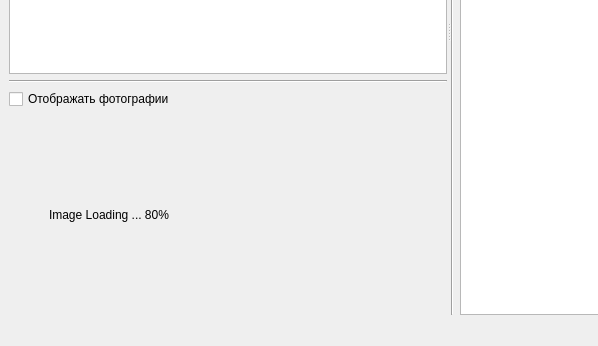
First picture: the form in mainwindow.ui, repository VladimirChotiy/XeomaDetectors, before the edit; both pictures show x 0 to 598 and y 310 to 656 of the 914 by 656 pixel window.
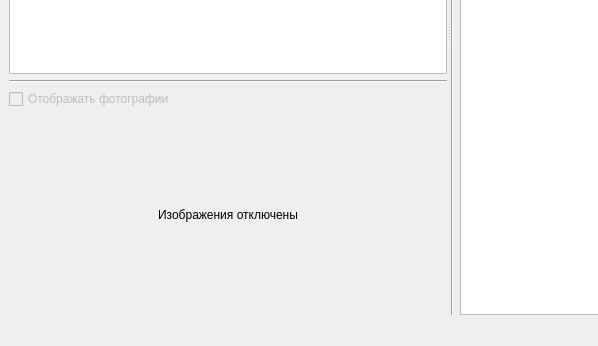
Second picture: the form after the edit. Icons and pictures are not drawn. Custom widgets are drawn as their Qt base class.

Commit message:
Done image view and save
MainWindow

Patch:
```diff
--- a/mainwindow.ui
+++ b/mainwindow.ui
@@ -32,7 +32,7 @@
        <enum>Qt::Horizontal</enum>
       </property>
       <widget class="QWidget" name="layoutWidget">
-       <layout class="QVBoxLayout" name="vl_LeftLayout">
+       <layout class="QVBoxLayout" name="vl_LeftLayout" stretch="2,1">
         <item>
          <layout class="QVBoxLayout" name="vl_TreeLayout">
           <item>
@@ -84,6 +84,9 @@
           </item>
           <item>
            <widget class="QCheckBox" name="cb_showPhoto">
+            <property name="enabled">
+             <bool>false</bool>
+            </property>
             <property name="text">
              <string>Отображать фотографии</string>
             </property>
@@ -94,7 +97,7 @@
         <item>
          <widget class="QLabel" name="lb_Photo">
           <property name="sizePolicy">
-           <sizepolicy hsizetype="Fixed" vsizetype="Fixed">
+           <sizepolicy hsizetype="Preferred" vsizetype="Preferred">
             <horstretch>0</horstretch>
             <verstretch>1</verstretch>
            </sizepolicy>
@@ -112,7 +115,7 @@
            </size>
           </property>
           <property name="text">
-           <string>Image Loading ... 80%</string>
+           <string>Изображения отключены</string>
           </property>
           <property name="scaledContents">
            <bool>true</bool>
@@ -482,6 +485,13 @@
    </property>
   </action>
  </widget>
+ <customwidgets>
+  <customwidget>
+   <class>uiPhotolabel</class>
+   <extends>QLabel</extends>
+   <header>uiPhotoLabel.h</header>
+  </customwidget>
+ </customwidgets>
  <resources>
   <include location="res.qrc"/>
  </resources>
```
Left out of the diff: 25 changed lines with no effect on the pictures. The commit also changes 10 other files.
